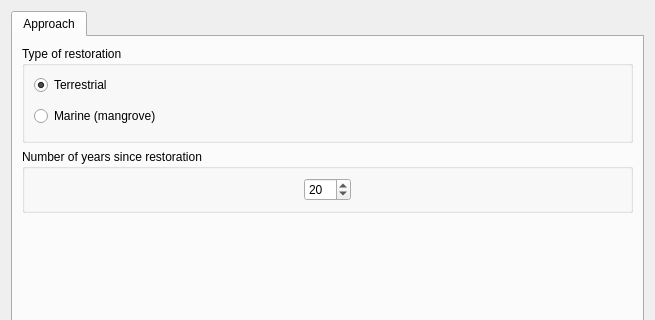
Old version of the form LDMP/gui/DlgCalculateRestBiomassData.ui in the repository ConservationInternational/trends.earth; both pictures show x 0 to 655 and y 0 to 320 of the 655 by 473 pixel window.
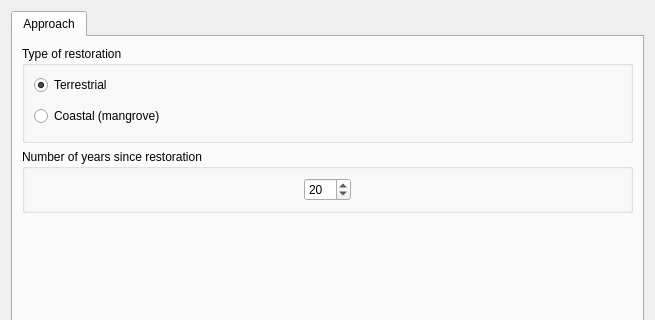
New version of the form.

```diff
--- a/LDMP/gui/DlgCalculateRestBiomassData.ui
+++ b/LDMP/gui/DlgCalculateRestBiomassData.ui
@@ -64,7 +64,7 @@
              </size>
             </property>
             <property name="text">
-             <string>Marine (mangrove)</string>
+             <string>Coastal (mangrove)</string>
             </property>
             <property name="checked">
              <bool>false</bool>
```
Left out of the diff: 2 changed lines with no effect on the pictures.
